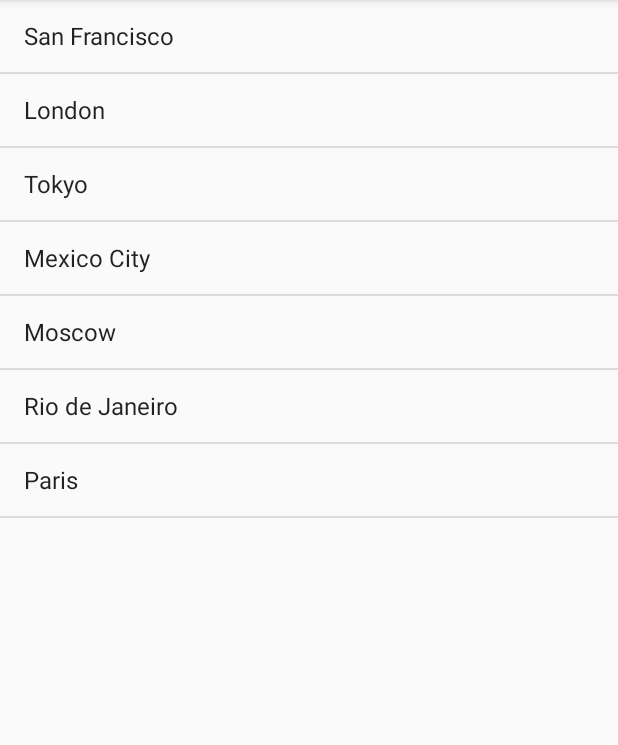
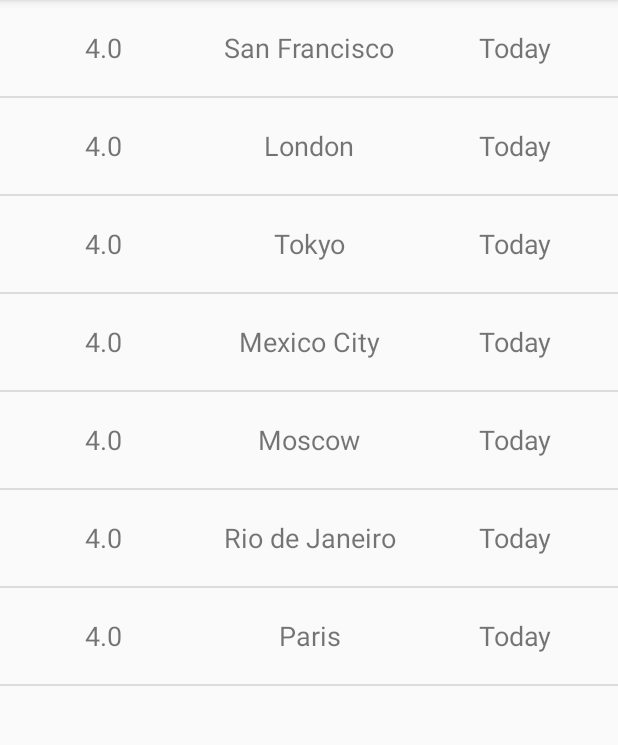
Before and after one commit to ManoelCortesMendez/quake-feed, an Android app: the screen it shows after launch (EarthquakeActivity), on a phone screen of 412 x 824 dp, the part 84-829 px from its top. Run offline under Robolectric (Android 15) with nearby library versions, the phone set to English and light mode, and no system bars.

Commit message:
Set up earthquakes list

```diff
--- a/app/build.gradle
+++ b/app/build.gradle
@@ -19,8 +19,13 @@ android {
     }
 }
 
+repositories {
+    google()
+}
+
 dependencies {
     implementation fileTree(dir: 'libs', include: ['*.jar'])
     testImplementation 'junit:junit:4.12'
     implementation 'com.android.support:appcompat-v7:28.0.0'
+    implementation 'com.android.support.constraint:constraint-layout:1.1.3'
 }
--- /dev/null
+++ b/app/src/main/java/com/example/android/quakereport/Earthquake.java
@@ -0,0 +1,21 @@
+package com.example.android.quakereport;
+
+public class Earthquake {
+
+    // Define member variables
+    private double magnitude;
+    private String location;
+    private String date;
+
+    // Define constructor
+    public Earthquake(double magnitude, String location, String date) {
+        this.magnitude = magnitude;
+        this.location = location;
+        this.date = date;
+    }
+
+    // Define methods
+    public double getMagnitude() { return magnitude; }
+    public String getLocation() { return location; }
+    public String getDate() { return date; }
+}
--- a/app/src/main/java/com/example/android/quakereport/EarthquakeActivity.java
+++ b/app/src/main/java/com/example/android/quakereport/EarthquakeActivity.java
@@ -24,32 +24,25 @@ import java.util.ArrayList;
 
 public class EarthquakeActivity extends AppCompatActivity {
 
-    public static final String LOG_TAG = EarthquakeActivity.class.getName();
-
     @Override
     protected void onCreate(Bundle savedInstanceState) {
         super.onCreate(savedInstanceState);
         setContentView(R.layout.earthquake_activity);
 
-        // Create a fake list of earthquake locations.
-        ArrayList<String> earthquakes = new ArrayList<>();
-        earthquakes.add("San Francisco");
-        earthquakes.add("London");
-        earthquakes.add("Tokyo");
-        earthquakes.add("Mexico City");
-        earthquakes.add("Moscow");
-        earthquakes.add("Rio de Janeiro");
-        earthquakes.add("Paris");
+        // Create array list of earthquake objects
+        ArrayList<Earthquake> earthquakes = new ArrayList<>();
+        earthquakes.add(new Earthquake(4.0, "San Francisco", "Today"));
+        earthquakes.add(new Earthquake(4.0, "London", "Today"));
+        earthquakes.add(new Earthquake(4.0, "Tokyo", "Today"));
+        earthquakes.add(new Earthquake(4.0, "Mexico City", "Today"));
+        earthquakes.add(new Earthquake(4.0, "Moscow", "Today"));
+        earthquakes.add(new Earthquake(4.0, "Rio de Janeiro", "Today"));
+        earthquakes.add(new Earthquake(4.0, "Paris", "Today"));
 
-        // Find a reference to the {@link ListView} in the layout
-        ListView earthquakeListView = (ListView) findViewById(R.id.list);
+        // Set up earthquake adapter
+        EarthquakeAdapter earthquakeAdapter = new EarthquakeAdapter(this, earthquakes);
+        ListView earthquakeListView = findViewById(R.id.earthquake_list_view);
+        earthquakeListView.setAdapter(earthquakeAdapter);
 
-        // Create a new {@link ArrayAdapter} of earthquakes
-        ArrayAdapter<String> adapter = new ArrayAdapter<String>(
-                this, android.R.layout.simple_list_item_1, earthquakes);
-
-        // Set the adapter on the {@link ListView}
-        // so the list can be populated in the user interface
-        earthquakeListView.setAdapter(adapter);
     }
 }
--- /dev/null
+++ b/app/src/main/java/com/example/android/quakereport/EarthquakeAdapter.java
@@ -0,0 +1,47 @@
+package com.example.android.quakereport;
+
+import android.content.Context;
+import android.view.LayoutInflater;
+import android.view.View;
+import android.view.ViewGroup;
+import android.widget.ArrayAdapter;
+import android.widget.TextView;
+
+import org.w3c.dom.Text;
+
+import java.util.ArrayList;
+
+public class EarthquakeAdapter extends ArrayAdapter {
+
+    // Define constructor
+    public EarthquakeAdapter(Context context, ArrayList<Earthquake> earthquakes) {
+        super(context, 0, earthquakes);
+    }
+
+    @Override
+    public View getView(int position, View convertView, ViewGroup parent) {
+
+        // Recycle or inflate view
+        View earthquakeItemView = convertView;
+        if (earthquakeItemView == null) {
+            earthquakeItemView = LayoutInflater.from(getContext()).inflate(R.layout.earthquake_item, parent, false);
+        }
+
+        // Get current earthquake object
+        Earthquake currentEarthquake = (Earthquake) getItem(position);
+
+        // Set magnitude
+        TextView magnitudeTextView = earthquakeItemView.findViewById(R.id.magnitude_text_view);
+        magnitudeTextView.setText(String.valueOf((currentEarthquake.getMagnitude())));
+
+        // Set location
+        TextView locationTextView = earthquakeItemView.findViewById(R.id.location_text_view);
+        locationTextView.setText(currentEarthquake.getLocation());
+
+        // Set date
+        TextView dateTextView = earthquakeItemView.findViewById(R.id.date_text_view);
+        dateTextView.setText(currentEarthquake.getDate());
+
+        return earthquakeItemView;
+    }
+}
--- a/app/src/main/res/layout/earthquake_activity.xml
+++ b/app/src/main/res/layout/earthquake_activity.xml
@@ -15,7 +15,7 @@
 -->
 <!-- Layout for a list of earthquakes -->
 <ListView xmlns:android="http://schemas.android.com/apk/res/android"
-    android:id="@+id/list"
+    android:id="@+id/earthquake_list_view"
     android:orientation="vertical"
     android:layout_width="match_parent"
     android:layout_height="match_parent"/>
--- /dev/null
+++ b/app/src/main/res/layout/earthquake_item.xml
@@ -0,0 +1,44 @@
+<?xml version="1.0" encoding="utf-8"?>
+<android.support.constraint.ConstraintLayout xmlns:android="http://schemas.android.com/apk/res/android"
+    xmlns:app="http://schemas.android.com/apk/res-auto"
+    xmlns:tools="http://schemas.android.com/tools"
+    android:layout_width="match_parent"
+    android:layout_height="match_parent">
+
+    <TextView
+        android:id="@+id/magnitude_text_view"
+        android:layout_width="0dp"
+        android:layout_height="64dp"
+        android:gravity="center"
+        android:textSize="18sp"
+        app:layout_constraintEnd_toStartOf="@+id/location_text_view"
+        app:layout_constraintHorizontal_bias="0.5"
+        app:layout_constraintStart_toStartOf="parent"
+        app:layout_constraintTop_toTopOf="parent"
+        tools:text="Magnitude" />
+
+    <TextView
+        android:id="@+id/location_text_view"
+        android:layout_width="0dp"
+        android:layout_height="64dp"
+        android:gravity="center"
+        android:textSize="18sp"
+        app:layout_constraintEnd_toStartOf="@+id/date_text_view"
+        app:layout_constraintHorizontal_bias="0.5"
+        app:layout_constraintStart_toEndOf="@+id/magnitude_text_view"
+        app:layout_constraintTop_toTopOf="parent"
+        tools:text="Location" />
+
+    <TextView
+        android:id="@+id/date_text_view"
+        android:layout_width="0dp"
+        android:layout_height="64dp"
+        android:gravity="center"
+        android:textSize="18sp"
+        app:layout_constraintEnd_toEndOf="parent"
+        app:layout_constraintHorizontal_bias="0.5"
+        app:layout_constraintStart_toEndOf="@+id/location_text_view"
+        app:layout_constraintTop_toTopOf="parent"
+        tools:text="Date" />
+
+</android.support.constraint.ConstraintLayout>
--- a/build.gradle
+++ b/build.gradle
@@ -7,7 +7,6 @@ buildscript {
     }
     dependencies {
         classpath 'com.android.tools.build:gradle:3.2.1'
-
         // NOTE: Do not place your application dependencies here; they belong
         // in the individual module build.gradle files
     }
```
